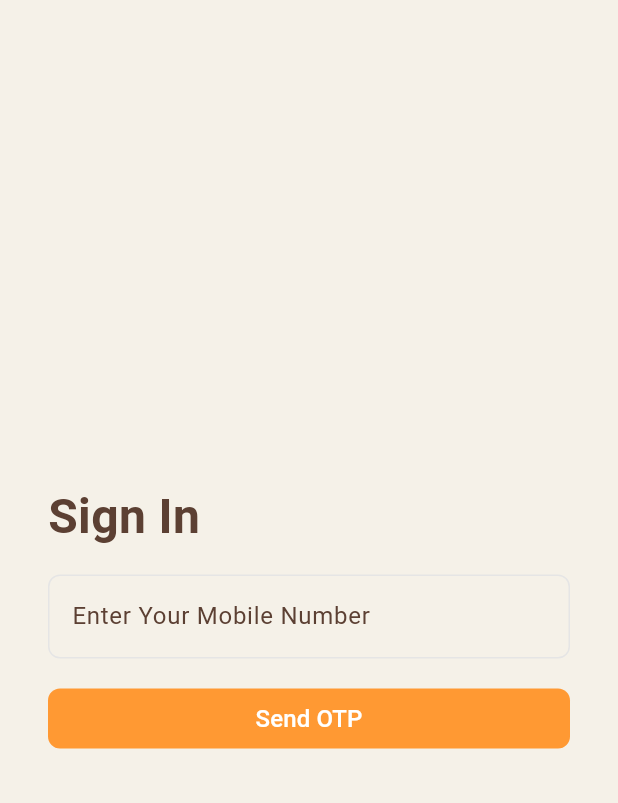
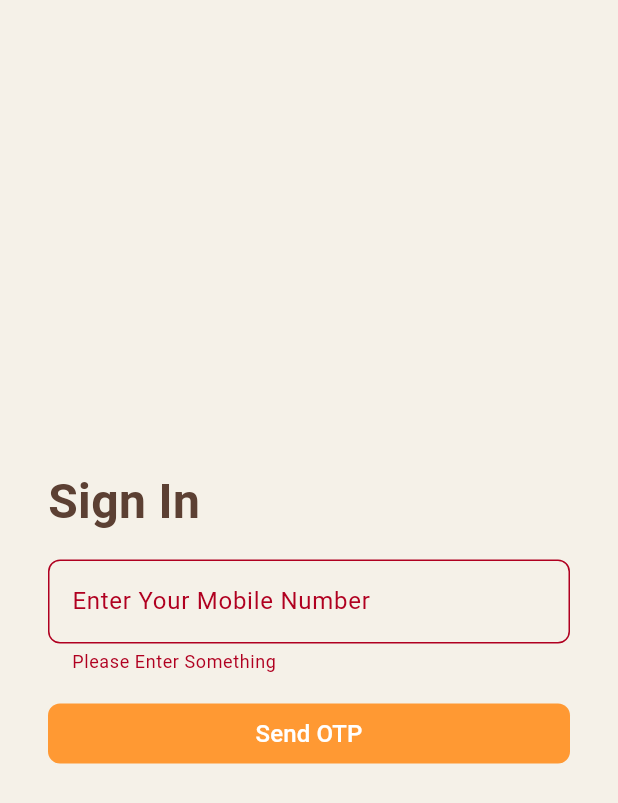
Before and after one commit to nilanshsharma23/prasad, a Flutter app: the SignInPage screen opened by its route, after a tap on "Send OTP", on a phone screen of 412 x 824 dp. Shown: the top 803 px of the screen. Run offline on Flutter 3.47's test engine with Material 3 defaults, Android fonts, the phone set to English and light mode, and no system bars; our stand-ins replace flutter_dotenv, flutter_otp_text_field, flutter_spinkit, flutter_svg, go_router, location and 1 more; missing offline and left inert: location_picker_flutter_map, time_range; accounts and stored records are empty.

```diff
--- a/lib/pages/sign_in_page.dart
+++ b/lib/pages/sign_in_page.dart
@@ -1,5 +1,10 @@
 import 'package:flutter/material.dart';
 import 'package:flutter_otp_text_field/flutter_otp_text_field.dart';
+import 'package:flutter_spinkit/flutter_spinkit.dart';
+import 'package:go_router/go_router.dart';
+import 'package:prasad/utils/classes/globals.dart';
+import 'package:prasad/utils/functions/show_error_dialog.dart';
+import 'package:supabase_flutter/supabase_flutter.dart';
 
 class SignInPage extends StatefulWidget {
   const SignInPage({super.key});
@@ -12,15 +17,23 @@ class _SignInPageState extends State<SignInPage> {
   GlobalKey<FormState> formKey = GlobalKey<FormState>();
   PageController pageController = PageController();
 
+  TextEditingController mobileNumberController = TextEditingController();
+
+  bool loading = false;
+
   @override
   Widget build(BuildContext context) {
     return Scaffold(
-      body: PageView(
+      body: Stack(
+        children: [
+          PageView(
             controller: pageController,
             physics: NeverScrollableScrollPhysics(),
             children: [
               Padding(
                 padding: EdgeInsetsGeometry.all(32),
+                child: Form(
+                  key: formKey,
                   child: Column(
                     mainAxisAlignment: MainAxisAlignment.center,
                     crossAxisAlignment: CrossAxisAlignment.start,
@@ -28,7 +41,10 @@ class _SignInPageState extends State<SignInPage> {
                     children: [
                       Text(
                         "Sign In",
-                  style: TextStyle(fontWeight: FontWeight.bold, fontSize: 32),
+                        style: TextStyle(
+                          fontWeight: FontWeight.bold,
+                          fontSize: 32,
+                        ),
                       ),
                       TextFormField(
                         decoration: InputDecoration(
@@ -37,14 +53,48 @@ class _SignInPageState extends State<SignInPage> {
                           ),
                           labelText: "Enter Your Mobile Number",
                         ),
+                        controller: mobileNumberController,
                         keyboardType: TextInputType.phone,
+                        validator: (value) {
+                          if (value == null || value.isEmpty) {
+                            return "Please Enter Something";
+                          }
+
+                          if (value.length != 10) {
+                            return "Mobile number should be 10 digits";
+                          }
+
+                          return null;
+                        },
                       ),
                       SizedBox(
                         width: double.infinity,
                         child: TextButton(
-                    onPressed: () async {},
+                          onPressed: () async {
+                            if (formKey.currentState!.validate()) {
+                              setState(() {
+                                loading = true;
+                              });
+
+                              await Globals.supabase.auth.signInWithOtp(
+                                phone: "+91${mobileNumberController.text}",
+                              );
+
+                              setState(() {
+                                loading = false;
+                              });
+
+                              pageController.animateToPage(
+                                1,
+                                duration: Durations.medium1,
+                                curve: Curves.bounceInOut,
+                              );
+                            }
+                          },
                           style: TextButton.styleFrom(
-                      backgroundColor: Theme.of(context).colorScheme.primary,
+                            backgroundColor: Theme.of(
+                              context,
+                            ).colorScheme.primary,
                             shape: RoundedRectangleBorder(
                               borderRadius: BorderRadiusGeometry.circular(8),
                             ),
@@ -61,6 +111,7 @@ class _SignInPageState extends State<SignInPage> {
                     ],
                   ),
                 ),
+              ),
               Padding(
                 padding: EdgeInsetsGeometry.all(32),
                 child: Column(
@@ -70,7 +121,10 @@ class _SignInPageState extends State<SignInPage> {
                   children: [
                     Text(
                       "Enter OTP",
-                  style: TextStyle(fontWeight: FontWeight.bold, fontSize: 32),
+                      style: TextStyle(
+                        fontWeight: FontWeight.bold,
+                        fontSize: 32,
+                      ),
                     ),
                     Text(
                       "An OTP has been sent to your mobile number.",
@@ -81,34 +135,57 @@ class _SignInPageState extends State<SignInPage> {
                     ),
                     SizedBox(height: 16),
                     OtpTextField(
-                  numberOfFields: 4,
+                      onSubmit: (value) async {
+                        setState(() {
+                          loading = true;
+                        });
+
+                        try {
+                          final AuthResponse response = await Globals
+                              .supabase
+                              .auth
+                              .verifyOTP(
+                                type: OtpType.sms,
+                                phone: "+91${mobileNumberController.text}",
+                                token: value,
+                              );
+
+                          Globals.currentUser = response.user;
+                        } catch (e) {
+                          if (context.mounted) {
+                            showErrorDialog(context, e.toString());
+                          }
+                        }
+
+                        if (context.mounted) {
+                          context.go("/");
+                        }
+                      },
+                      numberOfFields: 6,
                       showFieldAsBox: true,
                       enabledBorderColor: Theme.of(context).colorScheme.outline,
                       focusedBorderColor: Theme.of(context).colorScheme.primary,
-                  textStyle: TextStyle(fontSize: 32),
-                  fieldWidth: 64,
+                      textStyle: TextStyle(fontSize: 16),
+                      fieldWidth: 48,
                     ),
-                SizedBox(height: 16),
-                SizedBox(
-                  width: double.infinity,
-                  child: TextButton(
-                    onPressed: () async {},
-                    style: TextButton.styleFrom(
-                      backgroundColor: Theme.of(context).colorScheme.primary,
-                      shape: RoundedRectangleBorder(
-                        borderRadius: BorderRadiusGeometry.circular(8),
-                      ),
-                    ),
-                    child: Text(
-                      "Sign In",
-                      style: TextStyle(
-                        fontSize: 16,
-                        color: Theme.of(context).colorScheme.onPrimary,
-                      ),
-                    ),
+                  ],
                 ),
               ),
             ],
+          ),
+          if (loading)
+            Center(
+              child: Container(
+                decoration: BoxDecoration(
+                  color: Color.fromARGB(100, 0, 0, 0),
+                  borderRadius: BorderRadius.circular(8),
+                ),
+                width: 100,
+                height: 100,
+                child: SpinKitThreeBounce(
+                  color: Theme.of(context).colorScheme.onSurface,
+                  size: 32,
+                ),
               ),
             ),
         ],
--- a/lib/utils/classes/globals.dart
+++ b/lib/utils/classes/globals.dart
@@ -2,4 +2,5 @@ import 'package:supabase_flutter/supabase_flutter.dart';
 
 class Globals {
   static SupabaseClient supabase = Supabase.instance.client;
+  static User? currentUser;
 }
--- a/lib/utils/widgets/barriers/sign_in_barrier_screen.dart
+++ b/lib/utils/widgets/barriers/sign_in_barrier_screen.dart
@@ -17,7 +17,7 @@ class SignInBarrierScreen extends StatelessWidget {
         barrierText: "You need to sign in to access this feature.",
         buttonText: "Sign In",
         onButtonPressed: () {
-          context.go('/sign-in');
+          context.push('/sign-in');
         },
       );
     }
```
Also changed, not shown: lib/utils/functions/show_error_dialog.dart (added, +20 -0 lines). Lines whose indentation alone changed are shown as unchanged.
